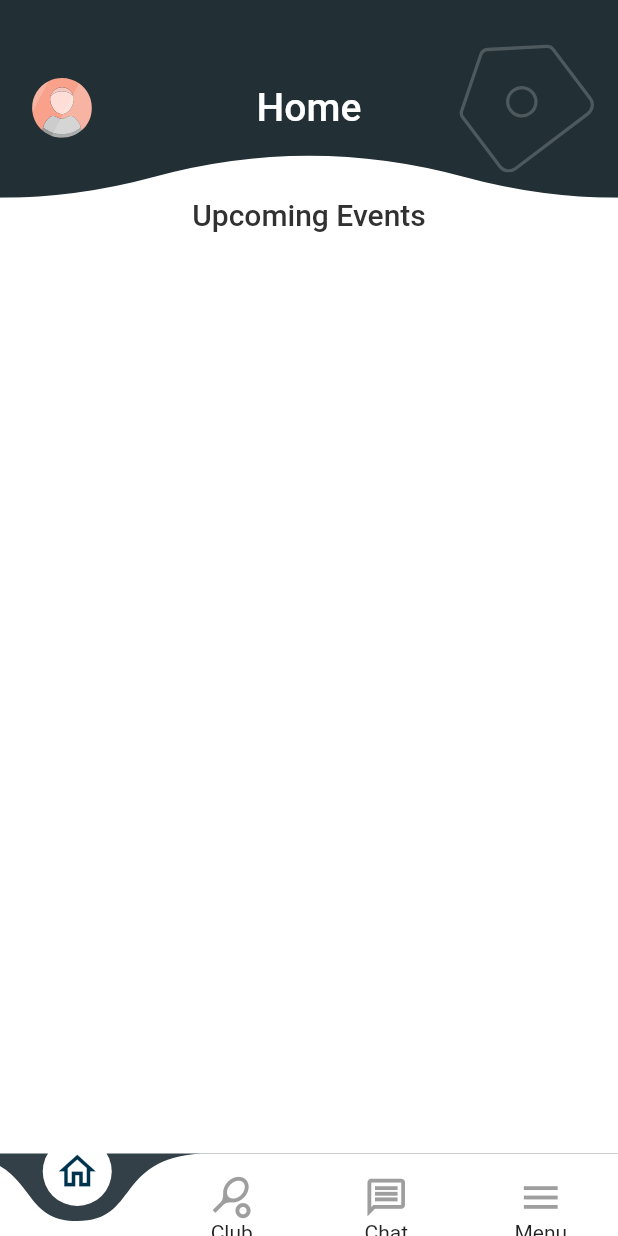
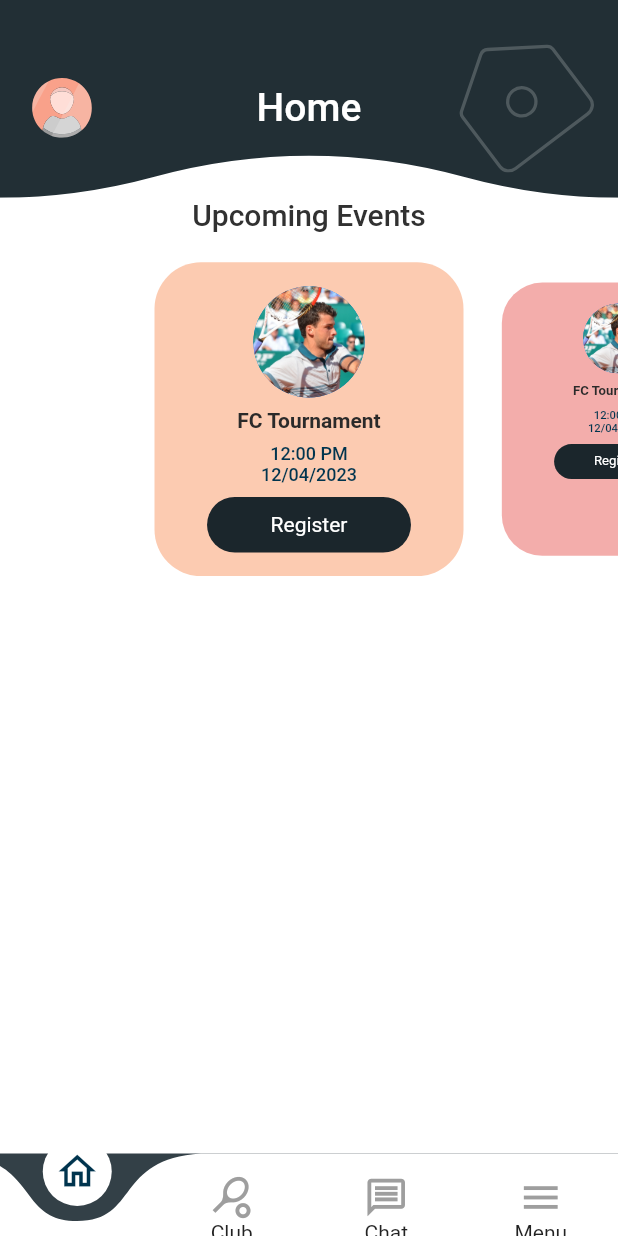
Before and after one commit to El-Sayed-Mustafa/Tennis-App, a Flutter app: the screen it shows after launch, on a phone screen of 412 x 824 dp. Run offline on Flutter 3.47's test engine with Material 2 defaults, Android fonts, the phone set to English and light mode, and no system bars; drawn by our look-alikes of carousel_slider, curved_navigation_bar; our stand-ins replace bloc, firebase_auth, firebase_core, flutter_bloc, flutter_svg, fluttertoast and 4 more; accounts and stored records are empty; Roboto replaces fonts that are missing (Poppins).

Commit message:
home screen Ui (CarouselSliderWidget) p2

```diff
--- a/lib/Featured/home/home_screen.dart
+++ b/lib/Featured/home/home_screen.dart
@@ -1,9 +1,10 @@
 import 'package:flutter/material.dart';
 import 'package:flutter_svg/svg.dart';
+import 'package:tennis_app/Featured/home/widgets/CarouselSlider.dart';
 import 'package:tennis_app/core/utils/widgets/app_bar_wave.dart';
 
 class HomeScreen extends StatelessWidget {
-  const HomeScreen({Key? key});
+  const HomeScreen({super.key});
 
   @override
   Widget build(BuildContext context) {
@@ -29,6 +30,8 @@ class HomeScreen extends StatelessWidget {
                 fontWeight: FontWeight.w500,
               ),
             ),
+            SizedBox(height: 20),
+            const SizedBox(height: 300, child: CarouselSliderWidget()),
           ],
         ),
       ),
--- /dev/null
+++ b/lib/Featured/home/widgets/CarouselSlider.dart
@@ -0,0 +1,146 @@
+import 'package:flutter/material.dart';
+import 'package:carousel_slider/carousel_slider.dart';
+
+class CarouselSliderWidget extends StatefulWidget {
+  const CarouselSliderWidget({Key? key}) : super(key: key);
+
+  @override
+  _CarouselSliderWidgetState createState() => _CarouselSliderWidgetState();
+}
+
+class _CarouselSliderWidgetState extends State<CarouselSliderWidget> {
+  int selectedPageIndex = 0;
+
+  @override
+  Widget build(BuildContext context) {
+    final double screenWidth = MediaQuery.of(context).size.width;
+    final double screenHeight = MediaQuery.of(context).size.height;
+    final List<Widget> carouselItems = [
+      CarouselItem(
+        selected: selectedPageIndex == 0,
+      ),
+      CarouselItem(
+        selected: selectedPageIndex == 1,
+      ),
+      CarouselItem(
+        selected: selectedPageIndex == 2,
+      ),
+      CarouselItem(
+        selected: selectedPageIndex == 3,
+      ),
+      CarouselItem(
+        selected: selectedPageIndex == 4,
+      ),
+      CarouselItem(
+        selected: selectedPageIndex == 5,
+      ),
+    ];
+    return Scaffold(
+      body: Column(
+        children: [
+          CarouselSlider(
+            options: CarouselOptions(
+              height: screenHeight * 0.254,
+              autoPlay: true,
+              enlargeCenterPage: true,
+              enableInfiniteScroll: false,
+              viewportFraction: 0.5,
+              onPageChanged: (index, _) {
+                setState(() {
+                  selectedPageIndex = index;
+                });
+              },
+            ),
+            items: carouselItems,
+          ),
+        ],
+      ),
+    );
+  }
+}
+
+class CarouselItem extends StatelessWidget {
+  final bool selected;
+
+  const CarouselItem({Key? key, required this.selected}) : super(key: key);
+
+  @override
+  Widget build(BuildContext context) {
+    final double screenWidth = MediaQuery.of(context).size.width;
+    final double itemWidth = screenWidth * 0.6;
+    final double itemHeight = itemWidth * 1.2;
+
+    final double scaleFactor = selected ? 1.0 : 0.72;
+
+    final Color backgroundColor =
+        selected ? const Color(0xFFFCCBB1) : const Color(0xFFF3ADAB);
+
+    return Container(
+      width: itemWidth * scaleFactor,
+      height: itemHeight * scaleFactor,
+      decoration: ShapeDecoration(
+        color: backgroundColor,
+        shape: RoundedRectangleBorder(
+          borderRadius: BorderRadius.circular(31),
+        ),
+      ),
+      child: Padding(
+        padding: EdgeInsets.only(top: itemWidth * .035),
+        child: Column(
+          crossAxisAlignment: CrossAxisAlignment.center,
+          children: [
+            SizedBox(height: itemWidth * .03),
+            CircleAvatar(
+              backgroundImage:
+                  const AssetImage('assets/images/profile-image.jpg'),
+              radius: (itemWidth * 0.15) * scaleFactor,
+            ),
+            SizedBox(height: itemWidth * .03),
+            Text(
+              'FC Tournament',
+              style: TextStyle(
+                color: Color(0xFF2A2A2A),
+                fontSize: 14 * scaleFactor,
+                fontFamily: 'Poppins',
+                fontWeight: FontWeight.w600,
+              ),
+            ),
+            SizedBox(height: itemWidth * .03),
+            Text(
+              '12:00 PM\n12/04/2023',
+              textAlign: TextAlign.center,
+              style: TextStyle(
+                color: Color(0xFF00344E),
+                fontSize: 12 * scaleFactor,
+                fontFamily: 'Poppins',
+                fontWeight: FontWeight.w500,
+              ),
+            ),
+            SizedBox(height: itemWidth * .03),
+            Container(
+              width: itemWidth * 0.55 * scaleFactor,
+              height: itemHeight * 0.125 * scaleFactor,
+              decoration: ShapeDecoration(
+                color: const Color(0xFF1B262C),
+                shape: RoundedRectangleBorder(
+                  borderRadius: BorderRadius.circular(100),
+                ),
+              ),
+              child: Center(
+                child: Text(
+                  'Register',
+                  style: TextStyle(
+                    color: Colors.white,
+                    fontSize: 14 * scaleFactor,
+                    fontFamily: 'Roboto',
+                    fontWeight: FontWeight.w400,
+                  ),
+                ),
+              ),
+            ),
+          ],
+        ),
+      ),
+    );
+  }
+}
```
